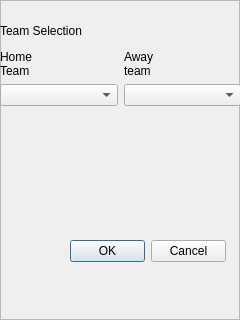
Old version of the form teamSelectionFrame.ui in the repository rochford/cutefootball.
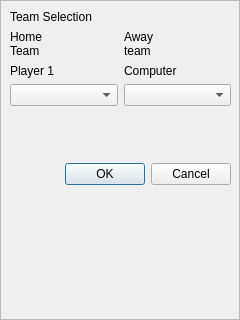
New version of the form.

Commit message:
Team selection works.
StyleSheet changes - selected button has different text colour.
Localization support - files added - translations needed.

Diff of the .ui file:
```diff
--- a/teamSelectionFrame.ui
+++ b/teamSelectionFrame.ui
@@ -25,12 +25,21 @@
   <widget class="QWidget" name="gridLayoutWidget">
    <property name="geometry">
     <rect>
-     <x>0</x>
-     <y>50</y>
-     <width>241</width>
-     <height>181</height>
+     <x>10</x>
+     <y>10</y>
+     <width>221</width>
+     <height>301</height>
     </rect>
    </property>
+   <layout class="QVBoxLayout" name="verticalLayout_3">
+    <item>
+     <widget class="QLabel" name="label">
+      <property name="text">
+       <string>Team Selection</string>
+      </property>
+     </widget>
+    </item>
+    <item>
    <layout class="QGridLayout" name="gridLayout">
     <item row="0" column="0">
      <layout class="QVBoxLayout" name="verticalLayout_2">
@@ -42,6 +51,13 @@
         </property>
        </widget>
       </item>
+        <item>
+         <widget class="QLabel" name="label_4">
+          <property name="text">
+           <string>Player 1</string>
+          </property>
+         </widget>
+        </item>
       <item>
        <widget class="QComboBox" name="m_homeTeamComboBox"/>
       </item>
@@ -70,6 +86,13 @@
         </property>
        </widget>
       </item>
+        <item>
+         <widget class="QLabel" name="label_5">
+          <property name="text">
+           <string>Computer</string>
+          </property>
+         </widget>
+        </item>
       <item>
        <widget class="QComboBox" name="m_awayTeamComboBox"/>
       </item>
@@ -89,32 +112,28 @@
      </layout>
     </item>
    </layout>
-  </widget>
-  <widget class="QLabel" name="label">
-   <property name="geometry">
-    <rect>
-     <x>0</x>
-     <y>20</y>
-     <width>201</width>
-     <height>22</height>
-    </rect>
-   </property>
-   <property name="text">
-    <string>Team Selection</string>
-   </property>
-  </widget>
+    </item>
+    <item>
   <widget class="QDialogButtonBox" name="buttonBox">
-   <property name="geometry">
-    <rect>
-     <x>70</x>
-     <y>240</y>
-     <width>156</width>
-     <height>23</height>
-    </rect>
-   </property>
    <property name="standardButtons">
     <set>QDialogButtonBox::Cancel|QDialogButtonBox::Ok</set>
    </property>
+     </widget>
+    </item>
+    <item>
+     <spacer name="verticalSpacer_3">
+      <property name="orientation">
+       <enum>Qt::Vertical</enum>
+      </property>
+      <property name="sizeHint" stdset="0">
+       <size>
+        <width>20</width>
+        <height>40</height>
+       </size>
+      </property>
+     </spacer>
+    </item>
+   </layout>
   </widget>
  </widget>
  <resources/>
```
Left out of the diff: 4 changed lines with no effect on the pictures. Lines whose indentation alone changed are shown as unchanged. The commit also changes 23 other files.
